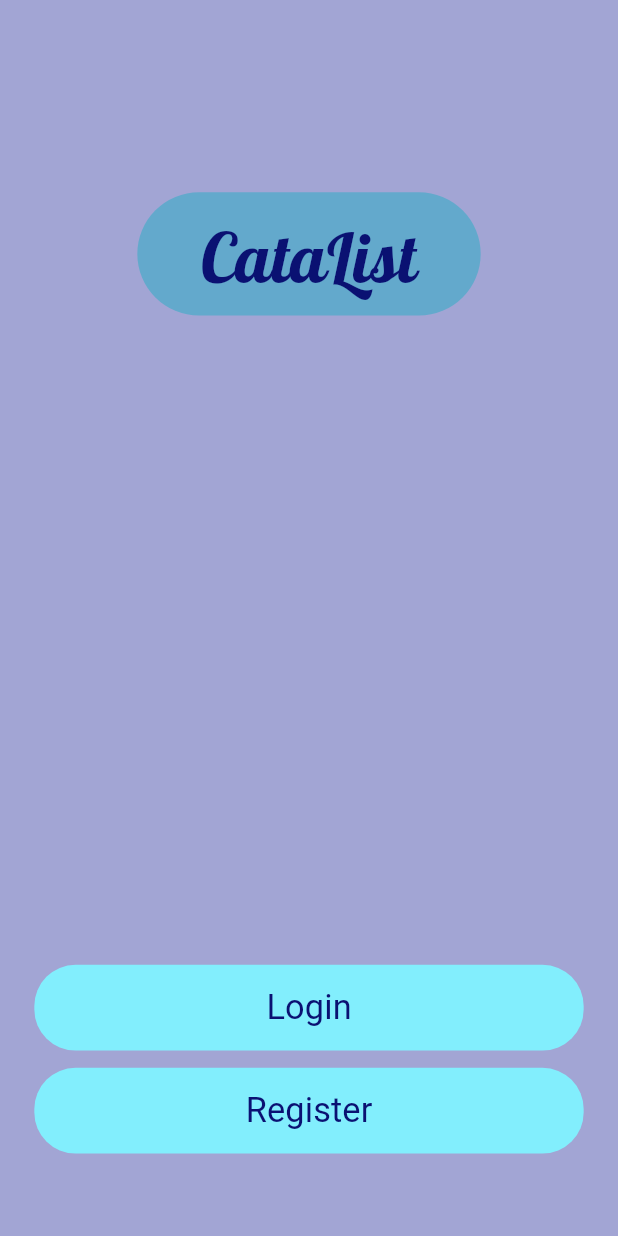
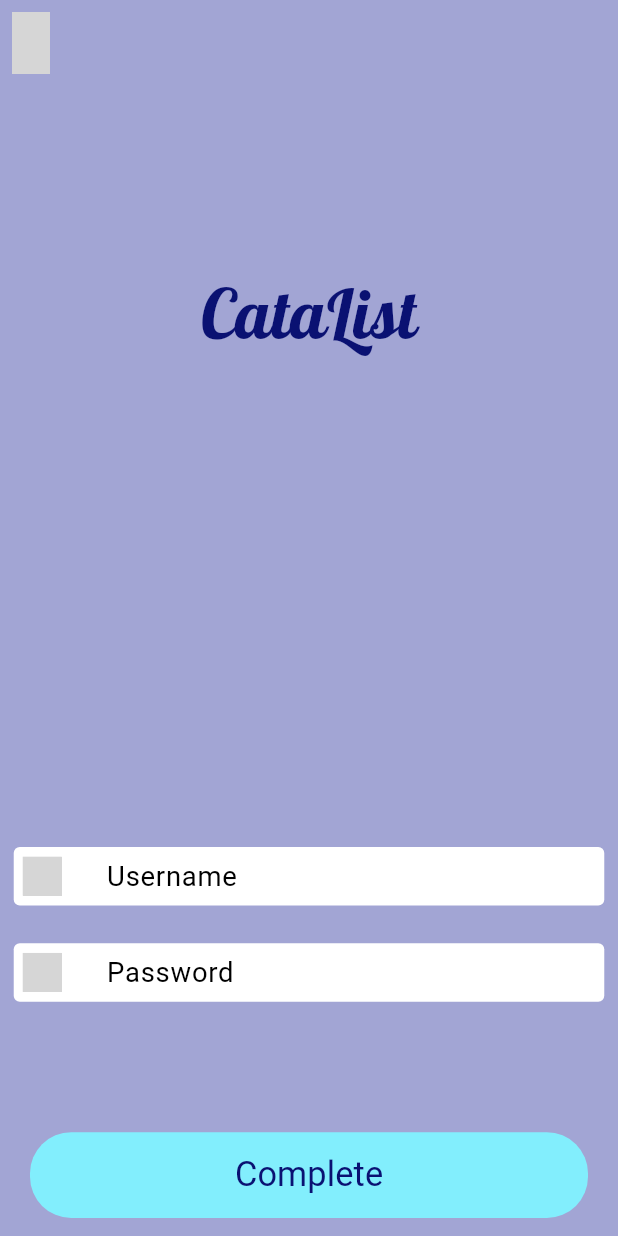
Before and after one commit to JohnnyPol/HCI_ECE_NTUA-CataList_Application, a Flutter app: the RegisterLoginPage screen opened by its route, after a tap on "Login", on a phone screen of 412 x 824 dp. Run offline on Flutter 3.47's test engine with Material 3 defaults, Android fonts, the phone set to English and light mode, and no system bars; our stand-ins replace flutter_svg; grey boxes are pictures that could not be loaded.

Commit message:
Created the login page

```diff
--- a/lib/app_export.dart
+++ b/lib/app_export.dart
@@ -4,3 +4,4 @@ export 'package:flutter_application_1/shared/app_routes.dart';
 export 'package:flutter_application_1/shared/themes.dart';
 export 'package:flutter_application_1/shared/app_decoration.dart';
 export 'package:flutter_application_1/shared/custom_text_style.dart';
+export 'package:flutter_application_1/utils/image_constant.dart';
--- /dev/null
+++ b/lib/features/auth/views/custom_app_bar.dart
@@ -0,0 +1,81 @@
+//custom_app_bar.dart
+
+// ignore_for_file: deprecated_member_use
+
+import 'package:flutter/material.dart';
+import '../../../app_export.dart';
+
+enum Style { bgShadowBlack900 }
+
+class CustomAppBar extends StatelessWidget implements PreferredSizeWidget {
+  CustomAppBar(
+      {Key? key,
+      this.height,
+      this.shape,
+      this.styleType,
+      this.leadingWidth,
+      this.leading,
+      this.title,
+      this.centerTitle,
+      this.actions})
+      : super(
+          key: key,
+        );
+  final double? height;
+  final ShapeBorder? shape;
+  final Style? styleType;
+  final double? leadingWidth;
+  final Widget? leading;
+  final Widget? title;
+  final bool? centerTitle;
+  final List<Widget>? actions;
+
+  @override
+  Widget build(BuildContext context) {
+    return AppBar(
+      elevation: 0,
+      shape: shape,
+      toolbarHeight: height ?? 50.h,
+      automaticallyImplyLeading: false,
+      backgroundColor: Colors.transparent,
+      flexibleSpace: _getStyle(),
+      leadingWidth: leadingWidth ?? 0,
+      leading: leading,
+      title: title,
+      titleSpacing: 0,
+      centerTitle: centerTitle ?? false,
+      actions: actions,
+    );
+  }
+
+  @override
+  Size get preferredSize => Size(SizeUtils.width, height ?? 50.h);
+  _getStyle() {
+    switch (styleType) {
+      case Style.bgShadowBlack900:
+        return Container(
+          height: 50.h,
+          width: 54.h,
+          decoration: BoxDecoration(
+            color: appTheme.teal200,
+            borderRadius: BorderRadius.circular(
+              24.h,
+            ),
+            boxShadow: [
+              BoxShadow(
+                color: appTheme.black900.withOpacity(0.2),
+                spreadRadius: 2.h,
+                blurRadius: 2.h,
+                offset: Offset(
+                  0,
+                  2,
+                ),
+              )
+            ],
+          ),
+        );
+      default:
+        return null;
+    }
+  }
+}
--- a/lib/features/auth/views/login_page.dart
+++ b/lib/features/auth/views/login_page.dart
@@ -1,134 +1,144 @@
-// import 'package:flutter/material.dart';
-// import '../../../shared/themes.dart';
+// login_page.dart
 
-// TextEditingController usernameInputController = TextEditingController();
-// TextEditingController passwordInputController = TextEditingController();
+import 'package:flutter/material.dart';
+import '../../../app_export.dart';
+import 'custom_app_bar.dart';
+import '../../../shared/widgets/start_buttons.dart';
+import '../../../shared/widgets/custom_text_form_field.dart';
+import '../../../shared/widgets/custom_image_view.dart';
 
-// class LoginPage extends StatelessWidget {
-//   const LoginPage({super.key});
+// ignore_for_file: must_be_immutable
+class LoginPage extends StatelessWidget {
+  LoginPage({super.key});
 
-//   @override
-//   Widget build(BuildContext context) {
-//     return Scaffold(
-//       backgroundColor: AppColors.startBGcolor,
-//       resizeToAvoidBottomInset: false,
-//       appBar: _buildAppBar(context),
-//       body: SafeArea(
-//         top: false,
-//         child: SizedBox(
-//           width: double.maxFinite,
-//           child: Column(
-//             children: [
-//               Expanded(
-//                 child: Container(
-//                   width: double.maxFinite,
-//                   padding: EdgeInsets.symmetric(
-//                     horizontal: 8.0,
-//                     vertical: 76.0,
-//                   ),
-//                   child: Column(
-//                     mainAxisAlignment: MainAxisAlignment.center,
-//                     children: [
-//                       SizedBox(height: 28.0),
-//                       _buildCatalistButton(context),
-//                       Spacer(),
-//                       _buildUsernameInput(context),
-//                       SizedBox(height: 22.0),
-//                       _buildPasswordInput(context),
-//                     ],
-//                   ),
-//                 ),
-//               ),
-//             ],
-//           ),
-//         ),
-//       ),
-//       bottomNavigationBar: _buildCompleteSection(context),
-//     );
-//   }
-// }
+  TextEditingController usernameInputController = TextEditingController();
+  TextEditingController passwordInputController = TextEditingController();
 
-// /// Section Widget
-// PreferredSizeWidget _buildAppBar(BuildContext context) {
-//   return CustomAppBar(
-//     leadingWidth: 36.0,
-//     leading: AppBarLeadingImage(
-//       imagePath: ImageConstant.imgArrowLeft,
-//     ),
-//   );
-// }
+  @override
+  Widget build(BuildContext context) {
+    return Scaffold(
+      backgroundColor: appTheme.startBGcolor,
+      resizeToAvoidBottomInset: false,
+      appBar: _buildAppBar(context),
+      body: SafeArea(
+        top: false,
+        child: SizedBox(
+          width: double.maxFinite,
+          child: Column(
+            children: [
+              Expanded(
+                child: Container(
+                  width: double.maxFinite,
+                  padding: EdgeInsets.symmetric(
+                    horizontal: 8.h,
+                    vertical: 76.h,
+                  ),
+                  child: Column(
+                    mainAxisAlignment: MainAxisAlignment.center,
+                    children: [
+                      SizedBox(height: 28.h),
+                      Text(
+                        "CataList",
+                        style: theme.textTheme.displayMedium,
+                      ),
+                      Spacer(),
+                      _buildUsernameInput(context),
+                      SizedBox(height: 22.h),
+                      _buildPasswordInput(context),
+                    ],
+                  ),
+                ),
+              ),
+            ],
+          ),
+        ),
+      ),
+      bottomNavigationBar: _buildCompleteSection(context),
+    );
+  }
 
-// /// Section Widget
-// Widget _buildCatalistButton(BuildContext context) {
-//   return CustomElevatedButton(
-//     height: 82.0,
-//     text: "Catalist",
-//     margin: EdgeInsets.symmetric(horizontal: 72.0),
-//     buttonStyle: CustomButtonStyles.fillTeal,
-//     buttonTextStyle: theme.textTheme.displayMedium,
-//   );
-// }
+  /// Section Widget
+  PreferredSizeWidget _buildAppBar(BuildContext context) {
+    return CustomAppBar(
+      leadingWidth: 36.h,
+      leading: GestureDetector(
+        onTap: () {
+          Navigator.pushNamed(context, AppRoutes.registerLogin);
+        },
+        child: Padding(
+          padding: const EdgeInsets.all(8.0),
+          child: Image.asset(
+            ImageConstant.imgArrowLeft,
+            height: 24.h,
+            width: 24.h,
+            fit: BoxFit.contain,
+          ),
+        ),
+      ),
+    );
+  }
 
-// /// Section Widget
-// Widget _buildUsernameInput(BuildContext context) {
-//   return CustomTextFormField(
-//     controller: usernameInputController,
-//     hintText: "Username",
-//     prefix: Container(
-//       margin: EdgeInsets.fromLTRB(6.0, 6.0, 26.0, 6.0),
-//       child: CustomImageView(
-//         imagePath: ImageConstant.imgLock,
-//         height: 26.0,
-//         width: 26.0,
-//         fit: BoxFit.contain,
-//       ),
-//     ),
-//     prefixConstraints: BoxConstraints(
-//       maxHeight: 48.0,
-//     ),
-//     contentPadding: EdgeInsets.fromLTRB(6.0, 6.0, 12.0, 6.0),
-//   );
-// }
+  /// Section Widget
+  Widget _buildUsernameInput(BuildContext context) {
+    return CustomTextFormField(
+      controller: usernameInputController,
+      hintText: "Username",
+      prefix: Container(
+        margin: EdgeInsets.fromLTRB(6.0, 6.0, 26.0, 6.0),
+        child: CustomImageView(
+          imagePath: ImageConstant.imgLock,
+          height: 26.0,
+          width: 26.0,
+          fit: BoxFit.contain,
+        ),
+      ),
+      prefixConstraints: BoxConstraints(
+        maxHeight: 48.0,
+      ),
+      contentPadding: EdgeInsets.fromLTRB(6.0, 6.0, 12.0, 6.0),
+    );
+  }
 
-// /// Section Widget
-// Widget _buildPasswordInput(BuildContext context) {
-//   return CustomTextFormField(
-//     controller: passwordInputController,
-//     hintText: "Password",
-//     textInputAction: TextInputAction.done,
-//     prefix: Container(
-//       margin: EdgeInsets.fromLTRB(6.0, 6.0, 26.0, 6.0),
-//       child: CustomImageView(
-//         imagePath: ImageConstant.imgLocation,
-//         height: 26.0,
-//         width: 26.0,
-//         fit: BoxFit.contain,
-//       ),
-//     ),
-//     prefixConstraints: BoxConstraints(
-//       maxHeight: 48.0,
-//     ),
-//     obscureText: true,
-//     contentPadding: EdgeInsets.fromLTRB(6.0, 6.0, 12.0, 6.0),
-//   );
-// }
+  /// Section Widget
+  Widget _buildPasswordInput(BuildContext context) {
+    return CustomTextFormField(
+      controller: passwordInputController,
+      hintText: "Password",
+      textInputAction: TextInputAction.done,
+      prefix: Container(
+        margin: EdgeInsets.fromLTRB(6.0, 6.0, 26.0, 6.0),
+        child: CustomImageView(
+          imagePath: ImageConstant.imgLock,
+          height: 26.0,
+          width: 26.0,
+          fit: BoxFit.contain,
+        ),
+      ),
+      prefixConstraints: BoxConstraints(
+        maxHeight: 48.0,
+      ),
+      obscureText: true,
+      contentPadding: EdgeInsets.fromLTRB(6.0, 6.0, 12.0, 6.0),
+    );
+  }
 
-// /// Section Widget
-// Widget _buildCompleteButton(BuildContext context) {
-//   return CustomElevatedButton(
-//     text: "Complete",
-//     margin: EdgeInsets.only(bottom: 12.0),
-//   );
-// }
+  /// Section Widget
+  Widget _buildCompleteButton(BuildContext context) {
+    return CustomElevatedButton(
+      text: "Complete",
+      margin: EdgeInsets.only(bottom: 12.0),
+    );
+  }
 
-// /// Section Widget
-// Widget _buildCompleteSection(BuildContext context) {
-//   return Container(
-//     width: double.maxFinite,
-//     padding: EdgeInsets.symmetric(horizontal: 20.0),
-//     child: Column(
-//       mainAxisSize: MainAxisSize.min,
-//       children: [_buildCompleteButton(context)],
-//     ),
-//   );
-// }
+  /// Section Widget
+  Widget _buildCompleteSection(BuildContext context) {
+    return Container(
+      width: double.maxFinite,
+      padding: EdgeInsets.symmetric(horizontal: 20.0),
+      child: Column(
+        mainAxisSize: MainAxisSize.min,
+        children: [_buildCompleteButton(context)],
+      ),
+    );
+  }
+}
--- a/lib/features/start/views/register_login_page.dart
+++ b/lib/features/start/views/register_login_page.dart
@@ -1,7 +1,7 @@
 // register_login_page.dart
 import 'package:flutter/material.dart';
 import 'package:flutter_application_1/app_export.dart';
-import 'package:flutter_application_1/shared/widgets/custom_elevated_button.dart';
+import 'package:flutter_application_1/shared/widgets/start_buttons.dart';
 
 class RegisterLoginPage extends StatelessWidget {
   const RegisterLoginPage({super.key});
@@ -42,9 +42,19 @@ class RegisterLoginPage extends StatelessWidget {
               const Spacer(
                 flex: 78,
               ),
-              CustomElevatedButton(text: "Login"),
+              CustomElevatedButton(
+                text: "Login",
+                onPressed: () {
+                  Navigator.pushNamed(context, AppRoutes.login);
+                },
+              ),
               SizedBox(height: 10.h),
-              CustomElevatedButton(text: "Register"),
+              CustomElevatedButton(
+                text: "Register",
+                onPressed: () {
+                  Navigator.pushNamed(context, AppRoutes.register);
+                },
+              ),
             ],
           ),
         ),
--- a/lib/features/start/views/start_page.dart
+++ b/lib/features/start/views/start_page.dart
@@ -1,6 +1,6 @@
 import 'package:flutter/material.dart';
 import 'package:flutter_application_1/app_export.dart';
-import 'package:flutter_application_1/shared/widgets/custom_elevated_button.dart';
+import 'package:flutter_application_1/shared/widgets/start_buttons.dart';
 
 class StartPage extends StatelessWidget {
   const StartPage({super.key});
@@ -41,6 +41,9 @@ class StartPage extends StatelessWidget {
               Spacer(),
               CustomElevatedButton(
                 text: "Start",
+                onPressed: () {
+                  Navigator.pushNamed(context, AppRoutes.registerLogin);
+                },
               ),
             ],
           ),
--- /dev/null
+++ b/lib/shared/widgets/custom_image_view.dart
@@ -0,0 +1,131 @@
+import 'dart:io';
+import 'package:flutter/material.dart';
+import 'package:flutter_svg/flutter_svg.dart';
+
+extension ImageTypeExtension on String {
+  ImageType get imageType {
+    if (this.startsWith('http') || this.startsWith('https')) {
+      return ImageType.network;
+    } else if (this.endsWith('.svg')) {
+      return ImageType.svg;
+    } else if (this.startsWith('file://')) {
+      return ImageType.file;
+    } else {
+      return ImageType.png;
+    }
+  }
+}
+
+enum ImageType { svg, png, network, file, unknown }
+
+class CustomImageView extends StatelessWidget {
+  CustomImageView(
+      {this.imagePath,
+      this.height,
+      this.width,
+      this.color,
+      this.fit,
+      this.alignment,
+      this.onTap,
+      this.radius,
+      this.margin,
+      this.border,
+      this.placeHolder = '/assets/images/image_not_found.png'});
+
+  ///[imagePath] is required parameter for showing image
+  final String? imagePath;
+  final double? height;
+  final double? width;
+  final Color? color;
+  final BoxFit? fit;
+  final String placeHolder;
+  final Alignment? alignment;
+  final VoidCallback? onTap;
+  final EdgeInsetsGeometry? margin;
+  final BorderRadius? radius;
+  final BoxBorder? border;
+
+  @override
+  Widget build(BuildContext context) {
+    return alignment != null
+        ? Align(alignment: alignment!, child: _buildWidget())
+        : _buildWidget();
+  }
+
+  Widget _buildWidget() {
+    return Padding(
+      padding: margin ?? EdgeInsets.zero,
+      child: InkWell(
+        onTap: onTap,
+        child: _buildCircleImage(),
+      ),
+    );
+  }
+
+  // Build the image with border radius
+  Widget _buildCircleImage() {
+    if (radius != null) {
+      return ClipRRect(
+        borderRadius: radius ?? BorderRadius.zero,
+        child: _buildImageWithBorder(),
+      );
+    } else {
+      return _buildImageWithBorder();
+    }
+  }
+
+  // Build the image with border and border radius style
+  Widget _buildImageWithBorder() {
+    if (border != null) {
+      return Container(
+        decoration: BoxDecoration(
+          border: border,
+          borderRadius: radius,
+        ),
+        child: _buildImageView(),
+      );
+    } else {
+      return _buildImageView();
+    }
+  }
+
+  Widget _buildImageView() {
+    if (imagePath != null) {
+      switch (imagePath!.imageType) {
+        case ImageType.svg:
+          return Container(
+            height: height,
+            width: width,
+            child: SvgPicture.asset(
+              imagePath!,
+              height: height,
+              width: width,
+              fit: BoxFit.contain,
+              colorFilter: this.color != null
+                  ? ColorFilter.mode(
+                      this.color ?? Colors.transparent, BlendMode.srcIn)
+                  : null,
+            ),
+          );
+        case ImageType.file:
+          return Image.file(
+            File(imagePath!),
+            height: height,
+            width: width,
+            fit: fit ?? BoxFit.cover,
+            color: color,
+          );
+        case ImageType.png:
+        default:
+          return Image.asset(
+            imagePath!,
+            height: height,
+            width: width,
+            fit: fit ?? BoxFit.cover,
+            color: color,
+          );
+      }
+    }
+    return SizedBox();
+  }
+}
--- /dev/null
+++ b/lib/shared/widgets/custom_text_form_field.dart
@@ -0,0 +1,130 @@
+// custom_text_form_field.dart
+
+import 'package:flutter/material.dart';
+import '../../app_export.dart';
+
+class CustomTextFormField extends StatelessWidget {
+  CustomTextFormField(
+      {Key? key,
+      this.alignment,
+      this.width,
+      this.boxDecoration,
+      this.scrollPadding,
+      this.controller,
+      this.focusNode,
+      this.autofocus = false,
+      this.textStyle,
+      this.obscureText = false,
+      this.readOnly = false,
+      this.onTap,
+      this.textInputAction = TextInputAction.next,
+      this.textInputType = TextInputType.text,
+      this.maxLines,
+      this.hintText,
+      this.hintStyle,
+      this.prefix,
+      this.prefixConstraints,
+      this.suffix,
+      this.suffixConstraints,
+      this.contentPadding,
+      this.borderDecoration,
+      this.fillColor,
+      this.filled = true,
+      this.validator})
+      : super(
+          key: key,
+        );
+  final Alignment? alignment;
+  final double? width;
+  final BoxDecoration? boxDecoration;
+  final TextEditingController? scrollPadding;
+  final TextEditingController? controller;
+  final FocusNode? focusNode;
+  final bool? autofocus;
+  final TextStyle? textStyle;
+  final bool? obscureText;
+  final bool? readOnly;
+  final VoidCallback? onTap;
+  final TextInputAction? textInputAction;
+  final TextInputType? textInputType;
+  final int? maxLines;
+  final String? hintText;
+  final TextStyle? hintStyle;
+  final Widget? prefix;
+  final BoxConstraints? prefixConstraints;
+  final Widget? suffix;
+  final BoxConstraints? suffixConstraints;
+  final EdgeInsets? contentPadding;
+  final InputBorder? borderDecoration;
+  final Color? fillColor;
+  final bool? filled;
+  final FormFieldValidator<String>? validator;
+
+  @override
+  Widget build(BuildContext context) {
+    return alignment != null
+        ? Align(
+            alignment: alignment ?? Alignment.center,
+            child: textFormFieldWidget(context),
+          )
+        : textFormFieldWidget(context);
+  }
+
+  Widget textFormFieldWidget(BuildContext context) => Container(
+        width: width ?? double.maxFinite,
+        decoration: boxDecoration,
+        child: TextFormField(
+          scrollPadding: EdgeInsets.only(
+            bottom: MediaQuery.of(context).viewInsets.bottom,
+          ),
+          controller: controller,
+          focusNode: focusNode,
+          onTapOutside: (event) {
+            if (focusNode != null) {
+              focusNode?.unfocus();
+            } else {
+              FocusManager.instance.primaryFocus?.unfocus();
+            }
+          },
+          autofocus: autofocus!,
+          style: textStyle ?? theme.textTheme.bodyLarge,
+          obscureText: obscureText!,
+          readOnly: readOnly!,
+          onTap: () {
+            onTap?.call();
+          },
+          textInputAction: textInputAction,
+          keyboardType: textInputType,
+          maxLines: maxLines ?? 1,
+          decoration: decoration,
+          validator: validator,
+        ),
+      );
+
+  InputDecoration get decoration => InputDecoration(
+        hintText: hintText ?? "",
+        hintStyle: hintStyle ?? theme.textTheme.bodyLarge,
+        prefixIcon: prefix,
+        prefixIconConstraints: prefixConstraints,
+        suffixIcon: suffix,
+        suffixIconConstraints: suffixConstraints,
+        isDense: true,
+        contentPadding: contentPadding ?? EdgeInsets.all(6.h),
+        fillColor: fillColor ?? theme.colorScheme.onPrimaryContainer,
+        filled: filled,
+        border: borderDecoration ??
+            OutlineInputBorder(
+              borderSide: BorderSide.none,
+            ),
+        enabledBorder: borderDecoration ??
+            OutlineInputBorder(
+              borderSide: BorderSide.none,
+            ),
+        focusedBorder: (borderDecoration ?? OutlineInputBorder()).copyWith(
+          borderSide: BorderSide(
+            color: theme.colorScheme.primary,
+            width: 1,
+          ),
+        ),
+      );
+}
--- /dev/null
+++ b/lib/utils/image_constant.dart
@@ -0,0 +1,8 @@
+class ImageConstant {
+  // Image folder path
+  static String imagePath = 'assets/images';
+
+  // Common Images
+  static String imgArrowLeft = '$imagePath/Back_Arrow_Default.svg';
+  static String imgLock = '$imagePath/Lock_icon.svg';
+}
--- a/pubspec.yaml
+++ b/pubspec.yaml
@@ -7,14 +7,17 @@ environment:
 
 
 dependencies:
+  cached_network_image: ^3.4.1
   flutter:
     sdk: flutter
+  flutter_svg: ^2.0.16
   intl: ^0.20.1
 
 
 dev_dependencies:
   flutter_test:
     sdk: flutter
+  flutter_svg: ^2.0.16
 
 
 # The following section is specific to Flutter packages.
```
Also changed, not shown: assets/images/Back_Arrow_Default.svg (added), assets/images/Lock_Icon.svg (added), lib/shared/widgets/start_buttons.dart (renamed from lib/shared/widgets/custom_elevated_button.dart), pubspec.lock, 1 other file.
